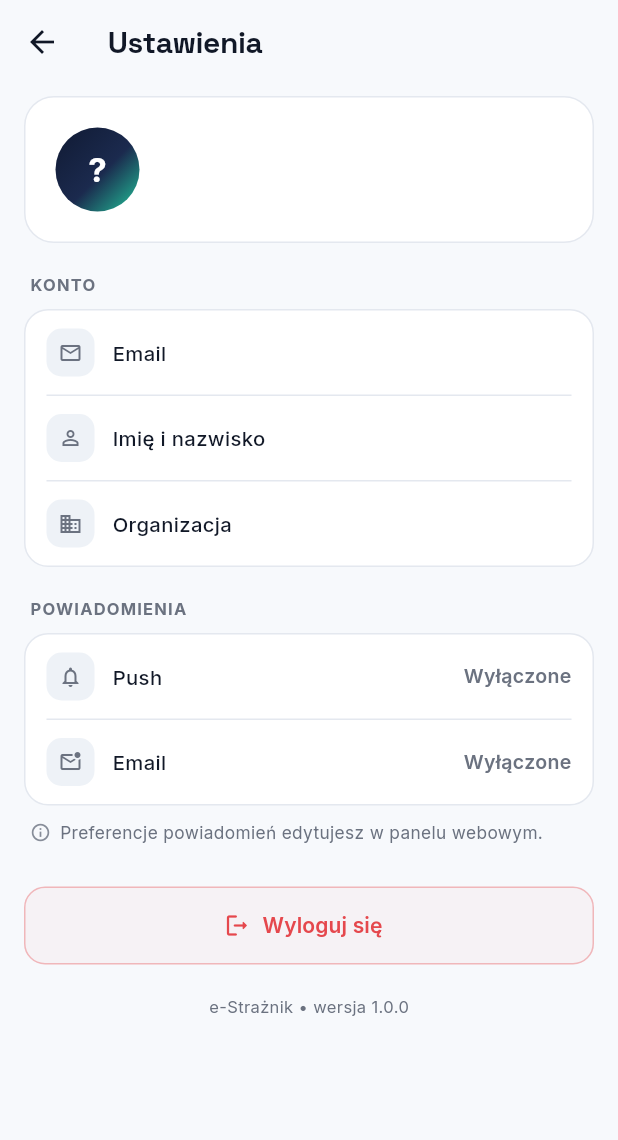
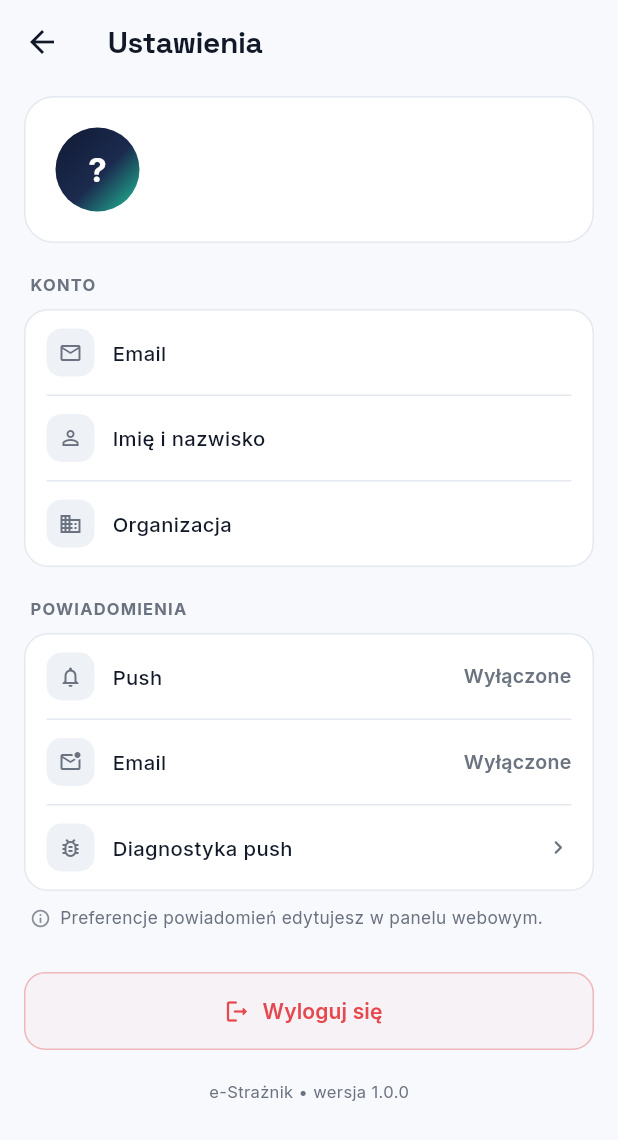
Before and after one commit to mdziewanowskies/e-straznik, a Flutter app: the screen it shows once a user with an empty profile is signed in, after a tap on the "person outline" icon, on a phone screen of 412 x 824 dp. Shown: the top 1140 px of the screen. Run offline on Flutter 3.47's test engine with Material 3 defaults, Android fonts, the phone set to English and light mode, and no system bars; our stand-ins replace connectivity_plus, custom_refresh_indicator, firebase_core, firebase_crashlytics, firebase_messaging, fl_chart and 6 more; accounts and stored records are empty; network calls fail.

Commit message:
feat: ekran Diagnostyka push w ustawieniach
Zeby zobaczyc dokladnie gdzie sciezka rejestracji push sie urywa bez
chodzenia po Xcode Console:

- PushDiagnostics (StateNotifier) trzyma aktualny etap (Idle → Permission →
  APNS → FCM → POST /register → Registered), ostatni HTTP status/body i
  prefiks tokenu.
- PushNotificationService raportuje na kazdym kroku.
- DeviceTokenRepository.upsertToken zwraca DeviceRegisterResult zamiast void.
- Settings → Diagnostyka push: widac stan na zywo + przycisk
  'Sprobuj rejestracji ponownie' (wywoluje runDiagnostics() z aktualna sesja),
  + lista typowych przyczyn jesli APNS timeout.

```diff
--- a/lib/main.dart
+++ b/lib/main.dart
@@ -13,6 +13,7 @@ import 'config/supabase_config.dart';
 import 'providers/auth_providers.dart';
 import 'providers/supabase_provider.dart';
 import 'router/app_router.dart';
+import 'services/push_diagnostics.dart';
 import 'services/push_notification_service.dart';
 import 'theme/app_theme.dart';
 
@@ -77,6 +78,7 @@ class _ESAppState extends ConsumerState<ESApp> {
     try {
       _push = PushNotificationService(
         ref.read(deviceTokenRepositoryProvider),
+        ref.read(pushDiagnosticsProvider.notifier),
       );
       ref.read(pushNotificationServiceProvider.notifier).state = _push;
       await _push!.initialize();
--- a/lib/router/app_router.dart
+++ b/lib/router/app_router.dart
@@ -9,6 +9,7 @@ import '../screens/alerts_screen.dart';
 import '../screens/dashboard_screen.dart';
 import '../screens/login_screen.dart';
 import '../screens/ppe_details_screen.dart';
+import '../screens/push_diagnostics_screen.dart';
 import '../screens/settings_screen.dart';
 import '../screens/splash_screen.dart';
 
@@ -54,6 +55,10 @@ final routerProvider = Provider<GoRouter>((ref) {
             AlertDetailScreen(alertId: state.pathParameters['id']!),
       ),
       GoRoute(path: '/settings', builder: (_, __) => const SettingsScreen()),
+      GoRoute(
+        path: '/settings/push-diagnostics',
+        builder: (_, __) => const PushDiagnosticsScreen(),
+      ),
     ],
   );
 });
--- a/lib/screens/settings_screen.dart
+++ b/lib/screens/settings_screen.dart
@@ -139,6 +139,11 @@ class SettingsScreen extends ConsumerWidget {
                   valueColor: profile.emailEnabled
                       ? AppColors.success
                       : AppColors.mutedFg,
+                ),
+                _LinkTile(
+                  icon: Icons.bug_report_outlined,
+                  label: 'Diagnostyka push',
+                  onTap: () => context.push('/settings/push-diagnostics'),
                 ),
               ]),
               const SizedBox(height: 10),
@@ -287,6 +292,49 @@ class _CardList extends StatelessWidget {
   }
 }
 
+class _LinkTile extends StatelessWidget {
+  const _LinkTile(
+      {required this.icon, required this.label, required this.onTap});
+  final IconData icon;
+  final String label;
+  final VoidCallback onTap;
+
+  @override
+  Widget build(BuildContext context) {
+    return InkWell(
+      onTap: onTap,
+      child: Padding(
+        padding: const EdgeInsets.fromLTRB(14, 12, 14, 12),
+        child: Row(
+          children: [
+            Container(
+              padding: const EdgeInsets.all(8),
+              decoration: BoxDecoration(
+                color: AppColors.muted,
+                borderRadius: BorderRadius.circular(10),
+              ),
+              child: Icon(icon, size: 16, color: AppColors.mutedFg),
+            ),
+            const SizedBox(width: 12),
+            Expanded(
+              child: Text(
+                label,
+                style: const TextStyle(
+                  fontSize: 13.5,
+                  color: AppColors.foreground,
+                  fontWeight: FontWeight.w500,
+                ),
+              ),
+            ),
+            const Icon(Icons.chevron_right_rounded,
+                size: 18, color: AppColors.mutedFg),
+          ],
+        ),
+      ),
+    );
+  }
+}
+
 class _Tile extends StatelessWidget {
   const _Tile({
     required this.icon,
--- /dev/null
+++ b/lib/services/push_diagnostics.dart
@@ -0,0 +1,118 @@
+import 'package:flutter_riverpod/flutter_riverpod.dart';
+
+enum PushStage {
+  idle,
+  requestingPermission,
+  permissionDenied,
+  permissionNotDetermined,
+  waitingApns,
+  apnsTimeout,
+  apnsOk,
+  fetchingFcm,
+  fcmNull,
+  registering,
+  registerFailed,
+  registered,
+  error,
+}
+
+class PushStatus {
+  final PushStage stage;
+  final String? message;
+  final String? apnsTokenPrefix;
+  final String? fcmTokenPrefix;
+  final int? lastResponseCode;
+  final String? lastResponseBody;
+  final DateTime updatedAt;
+
+  const PushStatus({
+    required this.stage,
+    this.message,
+    this.apnsTokenPrefix,
+    this.fcmTokenPrefix,
+    this.lastResponseCode,
+    this.lastResponseBody,
+    required this.updatedAt,
+  });
+
+  PushStatus copyWith({
+    PushStage? stage,
+    String? message,
+    String? apnsTokenPrefix,
+    String? fcmTokenPrefix,
+    int? lastResponseCode,
+    String? lastResponseBody,
+  }) {
+    return PushStatus(
+      stage: stage ?? this.stage,
+      message: message ?? this.message,
+      apnsTokenPrefix: apnsTokenPrefix ?? this.apnsTokenPrefix,
+      fcmTokenPrefix: fcmTokenPrefix ?? this.fcmTokenPrefix,
+      lastResponseCode: lastResponseCode ?? this.lastResponseCode,
+      lastResponseBody: lastResponseBody ?? this.lastResponseBody,
+      updatedAt: DateTime.now(),
+    );
+  }
+
+  String get humanStage {
+    switch (stage) {
+      case PushStage.idle:
+        return 'Nie zainicjalizowano';
+      case PushStage.requestingPermission:
+        return 'Pytam o zgodę…';
+      case PushStage.permissionDenied:
+        return 'Użytkownik odmówił zgody';
+      case PushStage.permissionNotDetermined:
+        return 'Zgoda nieokreślona';
+      case PushStage.waitingApns:
+        return 'Czekam na APNS token…';
+      case PushStage.apnsTimeout:
+        return 'Timeout APNS (10s)';
+      case PushStage.apnsOk:
+        return 'APNS OK';
+      case PushStage.fetchingFcm:
+        return 'Pobieram FCM token…';
+      case PushStage.fcmNull:
+        return 'FCM token = null';
+      case PushStage.registering:
+        return 'Rejestruję na backendzie…';
+      case PushStage.registerFailed:
+        return 'Rejestracja nieudana';
+      case PushStage.registered:
+        return 'Zarejestrowano ✓';
+      case PushStage.error:
+        return 'Błąd';
+    }
+  }
+}
+
+class PushDiagnosticsNotifier extends StateNotifier<PushStatus> {
+  PushDiagnosticsNotifier()
+      : super(PushStatus(stage: PushStage.idle, updatedAt: DateTime.now()));
+
+  void update({
+    PushStage? stage,
+    String? message,
+    String? apnsTokenPrefix,
+    String? fcmTokenPrefix,
+    int? lastResponseCode,
+    String? lastResponseBody,
+  }) {
+    state = state.copyWith(
+      stage: stage,
+      message: message,
+      apnsTokenPrefix: apnsTokenPrefix,
+      fcmTokenPrefix: fcmTokenPrefix,
+      lastResponseCode: lastResponseCode,
+      lastResponseBody: lastResponseBody,
+    );
+  }
+
+  void reset() {
+    state = PushStatus(stage: PushStage.idle, updatedAt: DateTime.now());
+  }
+}
+
+final pushDiagnosticsProvider =
+    StateNotifierProvider<PushDiagnosticsNotifier, PushStatus>(
+        (_) => PushDiagnosticsNotifier());
--- a/lib/services/push_notification_service.dart
+++ b/lib/services/push_notification_service.dart
@@ -6,19 +6,19 @@ import 'package:flutter/foundation.dart';
 import 'package:flutter_local_notifications/flutter_local_notifications.dart';
 
 import '../data/repositories/device_token_repository.dart';
+import 'push_diagnostics.dart';
 
 class PushNotificationService {
-  PushNotificationService(this._tokenRepo);
+  PushNotificationService(this._tokenRepo, this._diagnostics);
 
   final DeviceTokenRepository _tokenRepo;
+  final PushDiagnosticsNotifier _diagnostics;
   final FlutterLocalNotificationsPlugin _localNotifications =
       FlutterLocalNotificationsPlugin();
 
   final StreamController<String> _deepLinkController =
       StreamController<String>.broadcast();
 
-  /// Emits deep-link strings like `estraznik://alerts/<id>` when a notification
-  /// is tapped (foreground/background/terminated).
   Stream<String> get deepLinks => _deepLinkController.stream;
 
   static const AndroidNotificationChannel _channel = AndroidNotificationChannel(
@@ -31,12 +31,27 @@ class PushNotificationService {
   Future<void> initialize() async {
     final messaging = FirebaseMessaging.instance;
 
+    _diagnostics.update(stage: PushStage.requestingPermission);
+    debugPrint('[push] requestPermission()');
     final settings = await messaging.requestPermission(
       alert: true,
       badge: true,
       sound: true,
     );
+    debugPrint('[push] permission: ${settings.authorizationStatus}');
     if (settings.authorizationStatus == AuthorizationStatus.denied) {
+      _diagnostics.update(
+        stage: PushStage.permissionDenied,
+        message:
+            'Brak zgody na push. Włącz w Ustawieniach iOS → e-Strażnik → Powiadomienia.',
+      );
+      return;
+    }
+    if (settings.authorizationStatus == AuthorizationStatus.notDetermined) {
+      _diagnostics.update(
+        stage: PushStage.permissionNotDetermined,
+        message: 'Nie udało się zapytać o zgodę.',
+      );
       return;
     }
 
@@ -58,49 +73,94 @@ class PushNotificationService {
             AndroidFlutterLocalNotificationsPlugin>()
         ?.createNotificationChannel(_channel);
 
-    // Token registration
-    try {
-      // iOS: musimy poczekać aż APNS zarejestruje token z Apple — dopiero
-      // wtedy FirebaseMessaging.getToken() zwróci FCM token. Bez tego dostajemy
-      // "APNS token has not been set yet".
-      if (Platform.isIOS) {
-        final apns = await _waitForApnsToken();
-        if (apns == null) {
-          debugPrint(
-              '[push] APNS token niedostępny — pomijam rejestrację FCM '
-              '(symulator iOS bez APNS, brak entitlement, lub odmowa zgody).');
-          return;
-        }
-        debugPrint('[push] APNS token gotowy (${apns.substring(0, 8)}…)');
-      }
-
-      final token = await messaging.getToken();
-      if (token != null) {
-        debugPrint('[push] FCM token: ${token.substring(0, 12)}…');
-        await _tokenRepo.upsertToken(token);
-      } else {
-        debugPrint('[push] FCM token null — rejestracja pominięta.');
-      }
-    } catch (e) {
-      debugPrint('[push] FCM token error: $e');
-    }
+    await _registerToken();
 
     messaging.onTokenRefresh.listen((token) {
       debugPrint('[push] FCM token refresh');
       _tokenRepo.upsertToken(token);
     });
 
-    // Foreground
     FirebaseMessaging.onMessage.listen(_handleForeground);
-
-    // Tapped from background
     FirebaseMessaging.onMessageOpenedApp.listen(_handleTap);
 
-    // Terminated state
     final initial = await messaging.getInitialMessage();
     if (initial != null) {
       _handleTap(initial);
     }
+  }
+
+  /// Pełna ścieżka rejestracji tokenu — używana też przez "Spróbuj ponownie"
+  /// w diagnostyce.
+  Future<void> _registerToken() async {
+    final messaging = FirebaseMessaging.instance;
+    try {
+      if (Platform.isIOS) {
+        _diagnostics.update(stage: PushStage.waitingApns);
+        final apns = await _waitForApnsToken();
+        if (apns == null) {
+          _diagnostics.update(
+            stage: PushStage.apnsTimeout,
+            message:
+                'APNS token nie przyszedł w 10s. Przyczyny: symulator iOS, '
+                'brak Push Notifications capability w Xcode, brak APNs Auth '
+                'Key w Firebase Console, albo zła konfiguracja podpisu.',
+          );
+          debugPrint('[push] APNS token niedostępny');
+          return;
+        }
+        _diagnostics.update(
+          stage: PushStage.apnsOk,
+          apnsTokenPrefix: apns.substring(0, apns.length.clamp(0, 12)),
+        );
+        debugPrint('[push] APNS token gotowy (${apns.substring(0, 8)}…)');
+      }
+
+      _diagnostics.update(stage: PushStage.fetchingFcm);
+      final token = await messaging.getToken();
+      if (token == null) {
+        _diagnostics.update(
+          stage: PushStage.fcmNull,
+          message:
+              'FCM zwrócił null. Najczęściej: brak APNs Auth Key w Firebase '
+              'Console, albo niezgodność Bundle ID Xcode vs Firebase.',
+        );
+        debugPrint('[push] FCM token null');
+        return;
+      }
+      debugPrint('[push] FCM token: ${token.substring(0, 12)}…');
+
+      _diagnostics.update(
+        stage: PushStage.registering,
+        fcmTokenPrefix: token.substring(0, token.length.clamp(0, 16)),
+      );
+      final result = await _tokenRepo.upsertToken(token);
+      if (result.ok) {
+        _diagnostics.update(
+          stage: PushStage.registered,
+          lastResponseCode: result.statusCode,
+          lastResponseBody: result.body,
+          message: 'Zarejestrowano na backendzie.',
+        );
+      } else {
+        _diagnostics.update(
+          stage: PushStage.registerFailed,
+          lastResponseCode: result.statusCode,
+          lastResponseBody: result.body,
+          message: result.error ??
+              'POST /api/public/devices/register → ${result.statusCode}',
+        );
+      }
+    } catch (e, st) {
+      debugPrint('[push] _registerToken error: $e\n$st');
+      _diagnostics.update(stage: PushStage.error, message: e.toString());
+    }
+  }
+
+  /// Wymuszone uruchomienie pełnej diagnostyki — wywoływane z UI
+  /// "Diagnostyka push → Spróbuj ponownie".
+  Future<void> runDiagnostics() async {
+    _diagnostics.reset();
+    await _registerToken();
   }
 
   void _handleForeground(RemoteMessage message) {
@@ -128,9 +188,7 @@ class PushNotificationService {
     );
   }
 
-  /// Czeka aż iOS zgłosi APNS token (max ~10s). Zwraca null jeśli się nie udało
-  /// (najczęściej: symulator bez konfiguracji Apple Push, brak APNs Auth Key
-  /// w Firebase Console, brak entitlement `aps-environment`, lub odmowa zgody).
+  /// Czeka aż iOS zgłosi APNS token (max ~10s).
   Future<String?> _waitForApnsToken() async {
     final messaging = FirebaseMessaging.instance;
     for (var i = 0; i < 10; i++) {
@@ -148,9 +206,6 @@ class PushNotificationService {
     }
   }
 
-  /// Wywołać PRZED `auth.signOut()` (póki jeszcze mamy JWT) — backend
-  /// czyści wpis w device_tokens, a FCM dostaje nowy token przy następnym
-  /// logowaniu.
   Future<void> unregister() async {
     try {
       final token = await FirebaseMessaging.instance.getToken();
@@ -158,6 +213,7 @@ class PushNotificationService {
         await _tokenRepo.unregisterToken(token);
       }
       await FirebaseMessaging.instance.deleteToken();
+      _diagnostics.reset();
     } catch (e) {
       debugPrint('[push] unregister flow error: $e');
     }
```
Also changed, not shown: lib/data/repositories/device_token_repository.dart (+30 -7 lines), lib/screens/push_diagnostics_screen.dart (added, +252 -0 lines).
